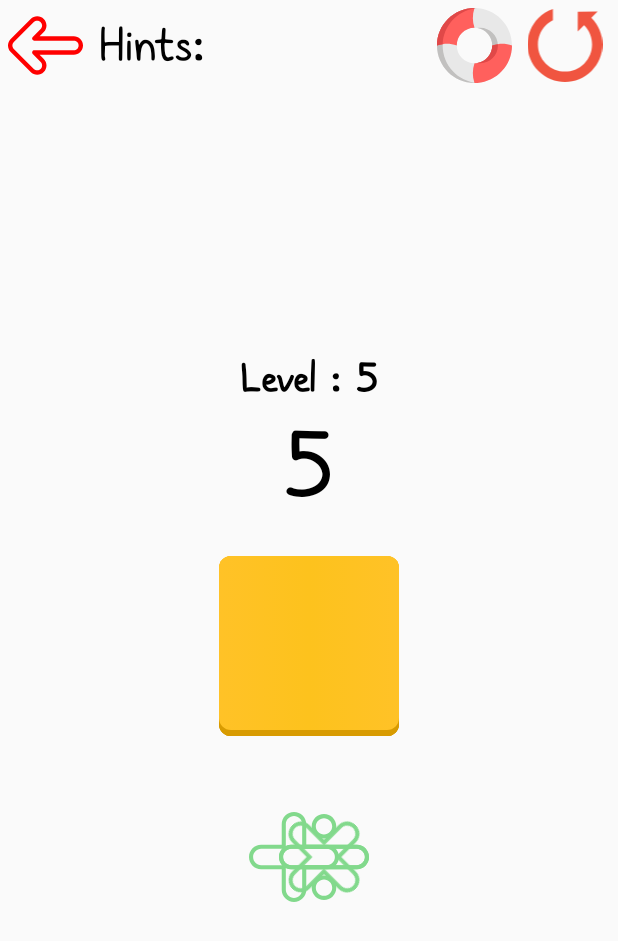
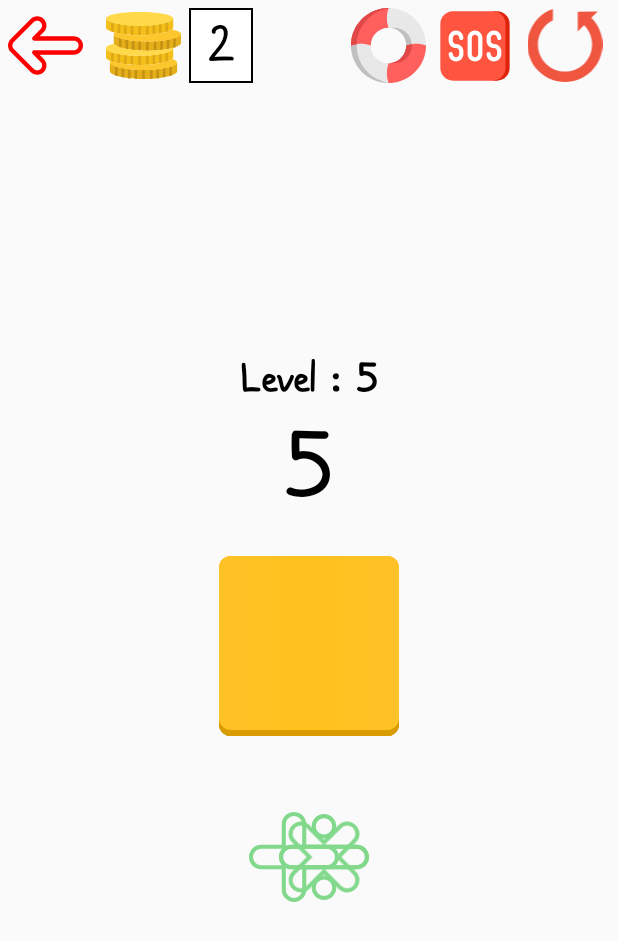
Before and after one commit to ronigrr/MakeItEven2, an Android app: the layout fragment_game_stage.xml on its own in the app's theme, with its tools: preview values and no code run, on a phone screen of 412 x 824 dp. Shown: the top 941 px of the screen. Run offline under Robolectric (Android 15) with nearby library versions, the phone set to English and light mode, and no system bars; plain views replace SingleSelectToggleGroup.

Commit message:
hint fix sos (full answer reveal) small ui change

```diff
--- a/app/src/main/java/com/example/makeiteven2/fragments/FragmentStageModeScreen.kt
+++ b/app/src/main/java/com/example/makeiteven2/fragments/FragmentStageModeScreen.kt
@@ -42,6 +42,7 @@ class FragmentStageModeScreen(levelNumber: Int) : Fragment(), View.OnClickListen
     private lateinit var mBackButtonIB: ImageButton
     private lateinit var mRetryButtonIB: ImageButton
     private lateinit var mHintIB: ImageButton
+    private lateinit var mSosHintIB : ImageButton
 
     private lateinit var mGameButton1TB: ToggleButton
     private lateinit var mGameButton2TB: ToggleButton
@@ -63,7 +64,8 @@ class FragmentStageModeScreen(levelNumber: Int) : Fragment(), View.OnClickListen
 
     private lateinit var rootView: View
 
-    private var mHintString: String = ""
+    private var mFullHintString: String = ""
+    private var mHalfHintString: String = ""
     private var mNumberHintsLeft = Constants.User.hintsLeft
     private var mLevelNum = levelNumber
     private var mTargetNumber = 0
@@ -103,6 +105,8 @@ class FragmentStageModeScreen(levelNumber: Int) : Fragment(), View.OnClickListen
         startTutorial()
         return rootView
     }
+
+
 
     private fun initDialog() {
         mEndGameDialog = DialogEndGameManager(this, context!!)
@@ -145,19 +149,48 @@ class FragmentStageModeScreen(levelNumber: Int) : Fragment(), View.OnClickListen
     private fun setButtonsListeners() {
         val hintListener = View.OnClickListener { view ->
             context?.let { letContext ->
-                Toasty.info(letContext, mHintString, Toast.LENGTH_SHORT, true).show()
+                //val texttoshow = mFullHintString.substringBefore(")")
+                Toasty.info(letContext, mHalfHintString, Toast.LENGTH_SHORT, true).show()
             }
             mNumberHintsLeft--
             DatabaseHelper.saveHintsToDataBase(context!!.applicationContext, mNumberHintsLeft)
-            val textToShow = "${resources.getText(R.string.hints_left)}" + " $mNumberHintsLeft"
+            val textToShow = "${resources.getText(R.string.coins_left)}" + "$mNumberHintsLeft"
             mHintsLeftTV.text = textToShow
             if (mNumberHintsLeft == 0) {
                 (view as ImageButton).setImageResource(R.drawable.ic_help_off)
                 view.isEnabled = false
             }
+            if (mNumberHintsLeft <=1){
+                mSosHintIB.setImageResource(R.drawable.ic_sosoff)
+                mSosHintIB.isEnabled = false
+            }
         }
+
+        val sosHintListener = View.OnClickListener { view ->
+            context?.let { letContext->
+                Toasty.info(letContext,mFullHintString,Toast.LENGTH_LONG,true).show()
+            }
+            mNumberHintsLeft-=2
+            DatabaseHelper.saveHintsToDataBase(context!!.applicationContext, mNumberHintsLeft)
+            val textToShow = "${resources.getText(R.string.coins_left)}" + " $mNumberHintsLeft "
+            mHintsLeftTV.text = textToShow
+            if (mNumberHintsLeft == 0) {
+                mHintIB.setImageResource(R.drawable.ic_help_off)
+                mHintIB.isEnabled = false
+            }
+            if (mNumberHintsLeft <= 1) {
+                (view as ImageButton).isEnabled = false
+                view.setImageResource(R.drawable.ic_sosoff)
+            }
+        }
+
         mHintIB.apply {
             setOnClickListener(hintListener)
+            setOnTouchListener(Animations.getTouchAnimation(context))
+        }
+
+        mSosHintIB.apply {
+            setOnClickListener (sosHintListener)
             setOnTouchListener(Animations.getTouchAnimation(context))
         }
         mBackButtonIB.apply {
@@ -264,7 +297,8 @@ class FragmentStageModeScreen(levelNumber: Int) : Fragment(), View.OnClickListen
             do {
                 if (mGame != null) {
                     mTargetNumber = mGame.gameGenerator(mGameButtonsList, min, max)
-                    mHintString = mGame.getHint()
+                    mFullHintString = mGame.getHint()
+                    mHalfHintString = mFullHintString.substringBefore(")")+")"
                 }
             } while (mTargetNumber > max || mTargetNumber < min)
 
@@ -275,7 +309,7 @@ class FragmentStageModeScreen(levelNumber: Int) : Fragment(), View.OnClickListen
                 mGameButtonsList[2].text.toString().toInt(),
                 mGameButtonsList[3].text.toString().toInt(),
                 mTargetNumber,
-                mHintString
+                mFullHintString
             )
             DatabaseHelper.saveStageInfo(context!!.applicationContext, stageInfo)
 
@@ -307,7 +341,8 @@ class FragmentStageModeScreen(levelNumber: Int) : Fragment(), View.OnClickListen
 
         mTargetNumber = mStageInfoArray[mLevelNum - 1].target
         mTargetNumberTV.text = mTargetNumber.toString()
-        mHintString = mStageInfoArray[mLevelNum - 1].hint
+        mFullHintString = mStageInfoArray[mLevelNum - 1].hint
+        mHalfHintString = mFullHintString.substringBefore(")")+")"
     }
 
     private fun initFragmentMembersFromView() {
@@ -317,6 +352,7 @@ class FragmentStageModeScreen(levelNumber: Int) : Fragment(), View.OnClickListen
         mBackButtonIB = rootView.backButtonIB
         mRetryButtonIB = rootView.restartLevelIB
         mHintIB = rootView.hintButtonIB
+        mSosHintIB = rootView.sosButtonIB
         mGameButton1TB = rootView.btn1TB
         mGameButton2TB = rootView.btn2TB
         mGameButton3TB = rootView.btn3TB
@@ -335,10 +371,14 @@ class FragmentStageModeScreen(levelNumber: Int) : Fragment(), View.OnClickListen
             mHintIB.isEnabled = false
             mHintIB.setImageResource(R.drawable.ic_help_off)
         }
+        if (mNumberHintsLeft == 1) {
+            mSosHintIB.isEnabled = false
+            mSosHintIB.setImageResource(R.drawable.ic_sosoff)
+        }
 //        mLevelNum = Constants.User.currentLevel!!
         var textToShow = resources.getText(R.string.level_number).toString() + mLevelNum.toString()
         mLevelNumberTV.text = textToShow
-        textToShow = resources.getString(R.string.hints_left) + " $mNumberHintsLeft"
+        textToShow = resources.getString(R.string.coins_left) + " $mNumberHintsLeft "
         mHintsLeftTV.text = textToShow
 
     }
--- a/app/src/main/java/com/example/makeiteven2/fragments/FragmentStartScreen.kt
+++ b/app/src/main/java/com/example/makeiteven2/fragments/FragmentStartScreen.kt
@@ -122,7 +122,7 @@
             timerManager = TimerManager(this, tvTimer, Constants.HINTS_TIMER)
             timerManager?.startTimer(timeBetweenInMilli)
         } else {
-            tvTimer.text = getString(R.string.claimFreeHints)
+            tvTimer.text = getString(R.string.claimFreeCoins)
         }
 
     }
@@ -139,7 +139,7 @@
             storeDialog.btnGetHint.setTextColor(Color.BLACK)
             storeDialog.btnGetHint.background = ContextCompat.getDrawable(context!!, R.drawable.reset_game)
             storeDialog.btnGetHint.setTextColor(Color.GRAY)
-            storeDialog.btnGetHint.text = getString(R.string.free_hint_in)
+            storeDialog.btnGetHint.text = getString(R.string.free_coins_in)
         } else {
             storeDialog.btnGetHint.setOnTouchListener(Animations.getTouchAnimation(context!!))
             storeDialog.btnGetHint.background = ContextCompat.getDrawable(context!!, R.drawable.free_hints_btn)
@@ -150,7 +150,7 @@
                 DatabaseHelper.setGiftGiven(context!!, true)
                 //disable btn
                 storeDialog.btnGetHint.background = ContextCompat.getDrawable(context!!, R.drawable.reset_game)
-                storeDialog.btnGetHint.text = getString(R.string.free_hint_in)
+                storeDialog.btnGetHint.text = getString(R.string.free_coins_in)
                 storeDialog.btnGetHint.isEnabled = false
                 storeDialog.btnGetHint.isClickable = false
                 storeDialog.btnGetHint.setTextColor(Color.GRAY)
--- /dev/null
+++ b/app/src/main/res/drawable/backofcoincounter.xml
@@ -0,0 +1,5 @@
+<?xml version="1.0" encoding="utf-8"?>
+<shape xmlns:android="http://schemas.android.com/apk/res/android" android:shape="rectangle" >
+    <solid android:color="@android:color/white" />
+    <stroke android:width="1dip" android:color="#000000"/>
+</shape>
--- /dev/null
+++ b/app/src/main/res/drawable/ic_coins.xml
@@ -0,0 +1,138 @@
+<vector xmlns:android="http://schemas.android.com/apk/res/android"
+    android:width="58dp"
+    android:height="58dp"
+    android:viewportWidth="58"
+    android:viewportHeight="58">
+  <path
+      android:pathData="M29,48c-14.359,0 -26,-2.962 -26,-6v6.996C3.008,52.032 14.645,55 29,55s25.992,-2.968 26,-6.004V42C55,45.038 43.359,48 29,48"
+      android:fillColor="#E4AF18"/>
+  <path
+      android:pathData="M26,37c-14.359,0 -26,-2.962 -26,-6v6.996C0.008,41.032 11.645,44 26,44s25.992,-2.968 26,-6.004V31C52,34.038 40.359,37 26,37"
+      android:fillColor="#F4BF1A"/>
+  <path
+      android:pathData="M32,26c-14.359,0 -26,-2.962 -26,-6v6.996C6.008,30.032 17.645,33 32,33s25.992,-2.968 26,-6.004V20C58,23.038 46.359,26 32,26"
+      android:fillColor="#E4AF18"/>
+  <path
+      android:pathData="M52,8.13C52,11.167 40.359,14 26,14C11.641,14 0,11.167 0,8.13C0,5.092 11.641,3 26,3C40.359,3 52,5.092 52,8.13"
+      android:fillColor="#FFD949"/>
+  <path
+      android:pathData="M26,14C11.641,14 0,11.038 0,8v6.996C0.008,18.032 11.645,21 26,21s25.992,-2.968 26,-6.004V8C52,11.038 40.359,14 26,14"
+      android:fillColor="#F4BF1A"/>
+  <path
+      android:pathData="M4,11.074v6.995c0.608,0.224 1.274,0.44 2,0.646v-6.996C5.274,11.513 4.608,11.297 4,11.074"
+      android:fillColor="#DCA815"/>
+  <path
+      android:pathData="M46,11.719v6.996c0.726,-0.206 1.392,-0.422 2,-0.646v-6.995C47.392,11.298 46.726,11.513 46,11.719"
+      android:fillColor="#DCA815"/>
+  <path
+      android:pathData="M9,12.445v6.997c0.64,0.133 1.307,0.259 2,0.378v-6.997C10.307,12.704 9.64,12.578 9,12.445"
+      android:fillColor="#DCA815"/>
+  <path
+      android:pathData="M41,12.823v6.998c0.693,-0.12 1.36,-0.246 2,-0.379v-6.997C42.36,12.578 41.693,12.704 41,12.823"
+      android:fillColor="#DCA815"/>
+  <path
+      android:pathData="M14,13.269v6.998c0.652,0.084 1.317,0.162 2,0.232v-6.998C15.317,13.431 14.652,13.352 14,13.269"
+      android:fillColor="#DCA815"/>
+  <path
+      android:pathData="M36,13.502V20.5c0.683,-0.071 1.348,-0.149 2,-0.232v-6.999C37.348,13.354 36.683,13.432 36,13.502"
+      android:fillColor="#DCA815"/>
+  <path
+      android:pathData="M19,13.759v6.999c0.657,0.046 1.323,0.087 2,0.12v-7C20.323,13.845 19.657,13.805 19,13.759"
+      android:fillColor="#DCA815"/>
+  <path
+      android:pathData="M31,13.878v7c0.677,-0.033 1.343,-0.074 2,-0.12v-6.999C32.343,13.805 31.677,13.845 31,13.878"
+      android:fillColor="#DCA815"/>
+  <path
+      android:pathData="M26,14c-0.335,0 -0.668,-0.003 -1,-0.006v7C25.332,20.997 25.665,21 26,21s0.668,-0.003 1,-0.006v-7C26.668,13.997 26.335,14 26,14"
+      android:fillColor="#DCA815"/>
+  <path
+      android:pathData="M10,23.074v6.995c0.608,0.224 1.274,0.44 2,0.646v-6.996C11.274,23.513 10.608,23.297 10,23.074"
+      android:fillColor="#C49214"/>
+  <path
+      android:pathData="M52,23.719v6.996c0.726,-0.206 1.392,-0.422 2,-0.646v-6.995C53.392,23.298 52.726,23.513 52,23.719"
+      android:fillColor="#C49214"/>
+  <path
+      android:pathData="M15,24.445v6.997c0.64,0.133 1.307,0.259 2,0.378v-6.997C16.307,24.704 15.64,24.578 15,24.445"
+      android:fillColor="#C49214"/>
+  <path
+      android:pathData="M47,24.823v6.998c0.693,-0.12 1.36,-0.246 2,-0.379v-6.997C48.36,24.578 47.693,24.704 47,24.823"
+      android:fillColor="#C49214"/>
+  <path
+      android:pathData="M20,25.27v6.998c0.652,0.084 1.317,0.162 2,0.232v-6.998C21.317,25.431 20.652,25.353 20,25.27"
+      android:fillColor="#C49214"/>
+  <path
+      android:pathData="M42,25.501V32.5c0.683,-0.071 1.348,-0.149 2,-0.232V25.27C43.348,25.354 42.683,25.432 42,25.501"
+      android:fillColor="#C49214"/>
+  <path
+      android:pathData="M25,25.759v6.999c0.657,0.046 1.323,0.087 2,0.12v-7C26.323,25.845 25.657,25.805 25,25.759"
+      android:fillColor="#C49214"/>
+  <path
+      android:pathData="M37,25.878v7c0.677,-0.033 1.343,-0.074 2,-0.12v-6.999C38.343,25.805 37.677,25.845 37,25.878"
+      android:fillColor="#C49214"/>
+  <path
+      android:pathData="M32,26c-0.335,0 -0.668,-0.003 -1,-0.006v7C31.332,32.997 31.665,33 32,33s0.668,-0.003 1,-0.006v-7C32.668,25.997 32.335,26 32,26"
+      android:fillColor="#C49214"/>
+  <path
+      android:pathData="M4,34.074v6.995c0.608,0.224 1.274,0.439 2,0.646v-6.996C5.274,34.513 4.608,34.297 4,34.074"
+      android:fillColor="#DCA815"/>
+  <path
+      android:pathData="M46,34.719v6.996c0.726,-0.206 1.392,-0.422 2,-0.646v-6.995C47.392,34.298 46.726,34.513 46,34.719"
+      android:fillColor="#DCA815"/>
+  <path
+      android:pathData="M9,35.445v6.997c0.64,0.133 1.307,0.259 2,0.378v-6.997C10.307,35.704 9.64,35.578 9,35.445"
+      android:fillColor="#DCA815"/>
+  <path
+      android:pathData="M41,35.823v6.998c0.693,-0.12 1.36,-0.246 2,-0.379v-6.997C42.36,35.578 41.693,35.704 41,35.823"
+      android:fillColor="#DCA815"/>
+  <path
+      android:pathData="M14,36.27v6.998c0.652,0.084 1.317,0.162 2,0.232v-6.998C15.317,36.431 14.652,36.353 14,36.27"
+      android:fillColor="#DCA815"/>
+  <path
+      android:pathData="M36,36.501V43.5c0.683,-0.071 1.348,-0.149 2,-0.232V36.27C37.348,36.354 36.683,36.432 36,36.501"
+      android:fillColor="#DCA815"/>
+  <path
+      android:pathData="M19,36.759v6.999c0.657,0.046 1.323,0.087 2,0.12v-7C20.323,36.845 19.657,36.805 19,36.759"
+      android:fillColor="#DCA815"/>
+  <path
+      android:pathData="M31,36.878v7c0.677,-0.033 1.343,-0.074 2,-0.12v-6.999C32.343,36.805 31.677,36.845 31,36.878"
+      android:fillColor="#DCA815"/>
+  <path
+      android:pathData="M26,37c-0.335,0 -0.668,-0.003 -1,-0.006v7C25.332,43.997 25.665,44 26,44s0.668,-0.003 1,-0.006v-7C26.668,36.997 26.335,37 26,37"
+      android:fillColor="#DCA815"/>
+  <path
+      android:pathData="M7,45.074v6.995c0.608,0.224 1.274,0.439 2,0.646v-6.996C8.274,45.513 7.608,45.297 7,45.074"
+      android:fillColor="#C49214"/>
+  <path
+      android:pathData="M49,45.719v6.996c0.726,-0.206 1.392,-0.422 2,-0.646v-6.995C50.392,45.298 49.726,45.513 49,45.719"
+      android:fillColor="#C49214"/>
+  <path
+      android:pathData="M12,46.445v6.997c0.64,0.133 1.307,0.259 2,0.378v-6.997C13.307,46.704 12.64,46.578 12,46.445"
+      android:fillColor="#C49214"/>
+  <path
+      android:pathData="M44,46.823v6.998c0.693,-0.12 1.36,-0.246 2,-0.379v-6.997C45.36,46.578 44.693,46.704 44,46.823"
+      android:fillColor="#C49214"/>
+  <path
+      android:pathData="M17,47.27v6.998c0.652,0.084 1.317,0.162 2,0.232v-6.998C18.317,47.431 17.652,47.353 17,47.27"
+      android:fillColor="#C49214"/>
+  <path
+      android:pathData="M39,47.501V54.5c0.683,-0.071 1.348,-0.149 2,-0.232V47.27C40.348,47.354 39.683,47.432 39,47.501"
+      android:fillColor="#C49214"/>
+  <path
+      android:pathData="M22,47.759v6.999c0.657,0.046 1.323,0.087 2,0.12v-7C23.323,47.845 22.657,47.805 22,47.759"
+      android:fillColor="#C49214"/>
+  <path
+      android:pathData="M34,47.878v7c0.677,-0.033 1.343,-0.074 2,-0.12v-6.999C35.343,47.805 34.677,47.845 34,47.878"
+      android:fillColor="#C49214"/>
+  <path
+      android:pathData="M29,48c-0.335,0 -0.668,-0.003 -1,-0.006v7C28.332,54.997 28.665,55 29,55s0.668,-0.003 1,-0.006v-7C29.668,47.997 29.335,48 29,48"
+      android:fillColor="#C49214"/>
+  <path
+      android:pathData="M51.212,39.372C48.372,41.87 38.163,44 26,44c-9.51,0 -17.823,-1.303 -22.356,-3.065C3.227,41.313 3,41.713 3,42.13C3,45.168 14.641,48 29,48c14.36,0 26,-2.832 26,-5.87C55,41.083 53.615,40.147 51.212,39.372"
+      android:fillColor="#FCC62D"/>
+  <path
+      android:pathData="M32,33c-13.213,0 -24.116,-2.515 -25.774,-5.283C2.347,28.596 0,29.767 0,31.13C0,34.167 11.641,37 26,37c14.359,0 26,-2.833 26,-5.87c0,-0.134 -0.03,-0.265 -0.075,-0.395C47.156,32.077 40.002,33 32,33"
+      android:fillColor="#FFD949"/>
+  <path
+      android:pathData="M50.993,16.549C47.882,18.969 37.874,21 26,21c-7.668,0 -14.559,-0.848 -19.318,-2.1C6.241,19.29 6,19.7 6,20.13C6,23.168 17.641,26 32,26c14.359,0 26,-2.832 26,-5.87C58,18.678 55.337,17.443 50.993,16.549"
+      android:fillColor="#FCC62D"/>
+</vector>
--- /dev/null
+++ b/app/src/main/res/drawable/ic_sos.xml
@@ -0,0 +1,8 @@
+<vector android:height="60dp" android:viewportHeight="512"
+    android:viewportWidth="512" android:width="60dp" xmlns:android="http://schemas.android.com/apk/res/android">
+    <path android:fillColor="#e0230d" android:pathData="M381.729,58.88l-23.797,0l0,394.24l23.797,0C420.994,453.12 453.12,420.994 453.12,381.729L453.12,130.271C453.12,91.006 420.994,58.88 381.729,58.88z"/>
+    <path android:fillColor="#ff5440" android:pathData="M429.323,130.271l0,251.457c0,39.265 -32.126,71.391 -71.391,71.391L130.271,453.119C91.006,453.12 58.88,420.994 58.88,381.729L58.88,130.271C58.88,91.006 91.006,58.88 130.271,58.88l227.66,0C397.196,58.88 429.323,91.006 429.323,130.271z"/>
+    <path android:fillColor="#ffffff" android:pathData="M148.119,344.049c-23.182,0 -42.042,-18.86 -42.042,-42.042c0,-6.571 5.328,-11.899 11.899,-11.899s11.899,5.328 11.899,11.899c0,10.061 8.184,18.244 18.244,18.244s18.244,-8.184 18.244,-18.244l0,-15.865c0,-10.061 -8.184,-18.244 -18.244,-18.244c-23.182,0 -42.042,-18.86 -42.042,-42.042l0,-15.865c0,-23.182 18.86,-42.042 42.042,-42.042s42.042,18.86 42.042,42.042c0,6.571 -5.328,11.899 -11.899,11.899c-6.571,0 -11.899,-5.328 -11.899,-11.899c0,-10.061 -8.184,-18.244 -18.244,-18.244s-18.244,8.184 -18.244,18.244l0,15.865c0,10.061 8.184,18.244 18.244,18.244c23.182,0 42.042,18.86 42.042,42.042l0,15.865C190.161,325.191 171.301,344.049 148.119,344.049z"/>
+    <path android:fillColor="#ffffff" android:pathData="M363.881,344.049c-23.182,0 -42.042,-18.86 -42.042,-42.042c0,-6.571 5.328,-11.899 11.899,-11.899s11.899,5.328 11.899,11.899c0,10.061 8.184,18.244 18.244,18.244s18.244,-8.184 18.244,-18.244l0,-15.865c0,-10.061 -8.184,-18.244 -18.244,-18.244c-23.182,0 -42.042,-18.86 -42.042,-42.042l0,-15.865c0,-23.182 18.86,-42.042 42.042,-42.042s42.042,18.86 42.042,42.042c0,6.571 -5.328,11.899 -11.899,11.899s-11.899,-5.328 -11.899,-11.899c0,-10.061 -8.184,-18.244 -18.244,-18.244s-18.244,8.184 -18.244,18.244l0,15.865c0,10.061 8.184,18.244 18.244,18.244c23.182,0 42.042,18.86 42.042,42.042l0,15.865C405.922,325.191 387.063,344.049 363.881,344.049z"/>
+    <path android:fillColor="#ffffff" android:pathData="M256,344.049c-23.182,0 -42.042,-18.86 -42.042,-42.042L213.958,209.992c0,-23.182 18.86,-42.042 42.042,-42.042c23.182,0 42.042,18.86 42.042,42.042L298.042,302.008C298.042,325.191 279.182,344.049 256,344.049zM256,191.747c-10.06,0 -18.244,8.184 -18.244,18.244L237.756,302.008c0,10.061 8.184,18.244 18.244,18.244c10.061,0 18.244,-8.184 18.244,-18.244L274.244,209.992C274.244,199.932 266.061,191.747 256,191.747z"/>
+</vector>
--- /dev/null
+++ b/app/src/main/res/drawable/ic_sosoff.xml
@@ -0,0 +1,8 @@
+<vector android:height="60dp" android:viewportHeight="512"
+    android:viewportWidth="512" android:width="60dp" xmlns:android="http://schemas.android.com/apk/res/android">
+    <path android:fillColor="#1e1e1e" android:pathData="M381.729,58.88l-23.797,0l0,394.24l23.797,0C420.994,453.12 453.12,420.994 453.12,381.729L453.12,130.271C453.12,91.006 420.994,58.88 381.729,58.88z"/>
+    <path android:fillColor="#181818" android:pathData="M429.323,130.271l0,251.457c0,39.265 -32.126,71.391 -71.391,71.391L130.271,453.119C91.006,453.12 58.88,420.994 58.88,381.729L58.88,130.271C58.88,91.006 91.006,58.88 130.271,58.88l227.66,0C397.196,58.88 429.323,91.006 429.323,130.271z"/>
+    <path android:fillColor="#ffffff" android:pathData="M148.119,344.049c-23.182,0 -42.042,-18.86 -42.042,-42.042c0,-6.571 5.328,-11.899 11.899,-11.899s11.899,5.328 11.899,11.899c0,10.061 8.184,18.244 18.244,18.244s18.244,-8.184 18.244,-18.244l0,-15.865c0,-10.061 -8.184,-18.244 -18.244,-18.244c-23.182,0 -42.042,-18.86 -42.042,-42.042l0,-15.865c0,-23.182 18.86,-42.042 42.042,-42.042s42.042,18.86 42.042,42.042c0,6.571 -5.328,11.899 -11.899,11.899c-6.571,0 -11.899,-5.328 -11.899,-11.899c0,-10.061 -8.184,-18.244 -18.244,-18.244s-18.244,8.184 -18.244,18.244l0,15.865c0,10.061 8.184,18.244 18.244,18.244c23.182,0 42.042,18.86 42.042,42.042l0,15.865C190.161,325.191 171.301,344.049 148.119,344.049z"/>
+    <path android:fillColor="#ffffff" android:pathData="M363.881,344.049c-23.182,0 -42.042,-18.86 -42.042,-42.042c0,-6.571 5.328,-11.899 11.899,-11.899s11.899,5.328 11.899,11.899c0,10.061 8.184,18.244 18.244,18.244s18.244,-8.184 18.244,-18.244l0,-15.865c0,-10.061 -8.184,-18.244 -18.244,-18.244c-23.182,0 -42.042,-18.86 -42.042,-42.042l0,-15.865c0,-23.182 18.86,-42.042 42.042,-42.042s42.042,18.86 42.042,42.042c0,6.571 -5.328,11.899 -11.899,11.899s-11.899,-5.328 -11.899,-11.899c0,-10.061 -8.184,-18.244 -18.244,-18.244s-18.244,8.184 -18.244,18.244l0,15.865c0,10.061 8.184,18.244 18.244,18.244c23.182,0 42.042,18.86 42.042,42.042l0,15.865C405.922,325.191 387.063,344.049 363.881,344.049z"/>
+    <path android:fillColor="#ffffff" android:pathData="M256,344.049c-23.182,0 -42.042,-18.86 -42.042,-42.042L213.958,209.992c0,-23.182 18.86,-42.042 42.042,-42.042c23.182,0 42.042,18.86 42.042,42.042L298.042,302.008C298.042,325.191 279.182,344.049 256,344.049zM256,191.747c-10.06,0 -18.244,8.184 -18.244,18.244L237.756,302.008c0,10.061 8.184,18.244 18.244,18.244c10.061,0 18.244,-8.184 18.244,-18.244L274.244,209.992C274.244,199.932 266.061,191.747 256,191.747z"/>
+</vector>
--- a/app/src/main/res/layout/about_dialog.xml
+++ b/app/src/main/res/layout/about_dialog.xml
@@ -110,6 +110,13 @@
             android:textColor="@android:color/black"
             android:textSize="16sp"></TextView>
 
+        <TextView
+            android:layout_width="wrap_content"
+            android:layout_height="wrap_content"
+            android:text="Animation by @Issey /LottieFiles"
+            android:textColor="@android:color/black"
+            android:textSize="16sp"></TextView>
+
     </LinearLayout>
 
     <LinearLayout
--- a/app/src/main/res/layout/fragment_game_stage.xml
+++ b/app/src/main/res/layout/fragment_game_stage.xml
@@ -201,7 +201,30 @@
             android:layout_margin="5dp"
             android:background="@color/Transparent"
             android:src="@drawable/ic_back" />
+        <LinearLayout
+            android:layout_width="wrap_content"
+            android:layout_height="50dp"
+            android:orientation="horizontal"
+            android:layout_gravity="center"
+            >
 
+            <ImageView
+                android:layout_width="50dp"
+                android:layout_height="50dp"
+                android:src="@drawable/ic_coins"
+                android:layout_marginStart="10dp"
+                android:layout_marginEnd="5dp">
+            </ImageView>
+
+            <TextView
+                android:id="@+id/hintsLeftTV"
+                android:layout_width="match_parent"
+                android:layout_height="match_parent"
+                android:text=" 2 "
+                android:gravity="center"
+                android:textColor="#000"
+                android:background="@drawable/backofcoincounter"/>
+        </LinearLayout>
         <LinearLayout
             android:layout_width="match_parent"
             android:layout_height="match_parent"
@@ -219,6 +242,14 @@
                 android:src="@drawable/ic_restart" />
 
             <ImageButton
+                android:id="@+id/sosButtonIB"
+                android:layout_width="50dp"
+                android:layout_height="match_parent"
+                android:layout_marginEnd="7dp"
+                android:background="@color/Transparent"
+                android:src="@drawable/ic_sos" />
+
+            <ImageButton
                 android:id="@+id/hintButtonIB"
                 android:layout_width="50dp"
                 android:layout_height="match_parent"
@@ -226,16 +257,6 @@
                 android:background="@color/Transparent"
                 android:scaleType="fitCenter"
                 android:src="@drawable/ic_help" />
-
-            <TextView
-                android:id="@+id/hintsLeftTV"
-                android:layout_width="match_parent"
-                android:layout_height="match_parent"
-                android:gravity="center|start"
-                android:text="@string/hints_left"
-                android:textColor="#000" />
-
-
         </LinearLayout>
 
     </LinearLayout>
--- a/app/src/main/res/values/strings.xml
+++ b/app/src/main/res/values/strings.xml
@@ -79,12 +79,12 @@
     <string name="tutorial_level">Tutorial level</string>
     <string name="Tap_me_to_continue">Tap me to continue</string>
     <string name="stage">stage</string>
-    <string name="hints_left">Hints:</string>
+    <string name="coins_left"></string>
     <string name="enter_your_name_or_nickname">Enter your name or nickname</string>
     <string name="example">example</string>
     <string name="done">Done</string>
-    <string name="claimFreeHints">You can claim free hints every 6h</string>
-    <string name="free_hint_in">free hint in</string>
+    <string name="claimFreeCoins">You can claim free coins every 6h</string>
+    <string name="free_coins_in">free coins in</string>
     <string name="you_score_is">Your score is :</string>
 
 </resources>
```
